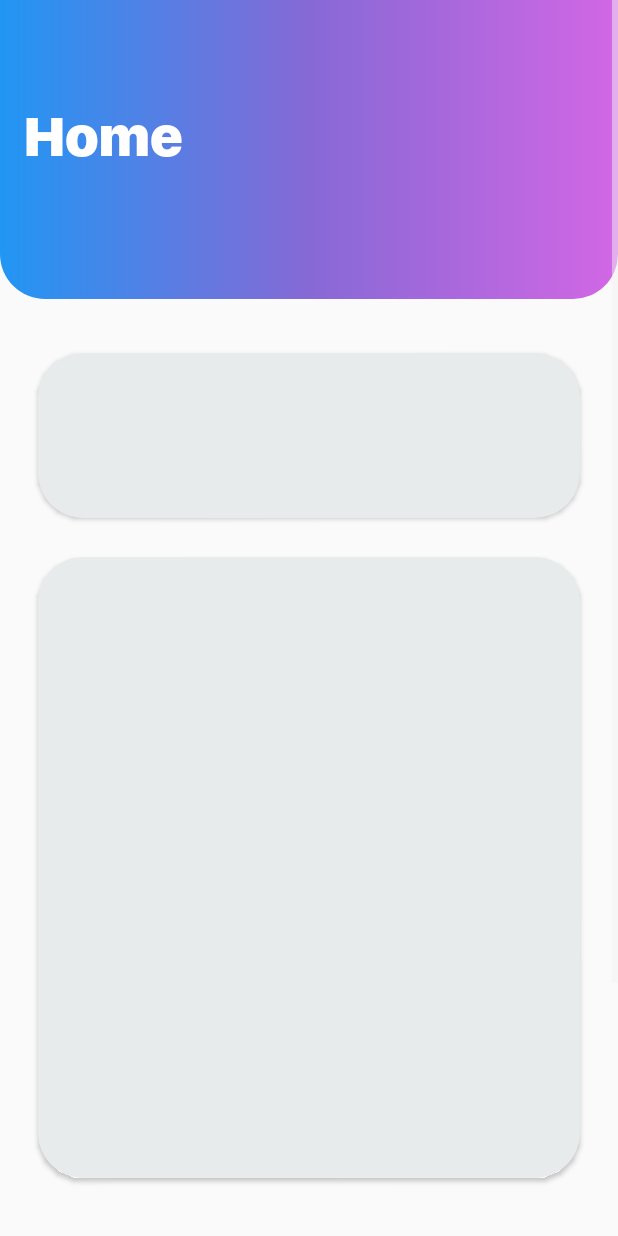
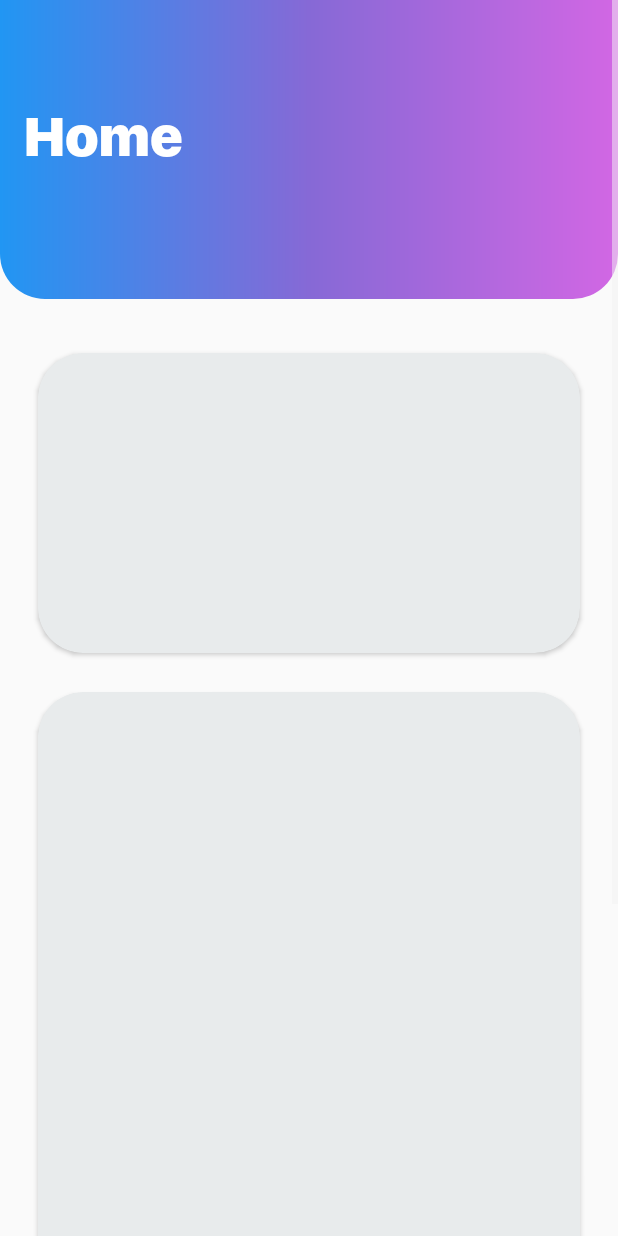
Before and after one commit to JeanpaulRazzouk/UPay, an Android app: the layout fragment_home.xml on its own in the app's theme, with its tools: preview values and no code run, on a phone screen of 412 x 824 dp. Run offline under Robolectric (Android 15) with nearby library versions, the phone set to English and light mode, and no system bars.

Commit message:
elias fucked up

```diff
--- a/UPay/app/src/main/java/com/example/upay/User.java
+++ b/UPay/app/src/main/java/com/example/upay/User.java
@@ -4,7 +4,6 @@ public class User {
 
     public String username;
     public String email;
-    public int Balance;
 
     public User() {
         // Default constructor required for calls to DataSnapshot.getValue(User.class)
@@ -14,5 +13,4 @@ public class User {
         this.username = username;
         this.email = email;
     }
-
 }
--- a/UPay/app/src/main/res/layout/fragment_home.xml
+++ b/UPay/app/src/main/res/layout/fragment_home.xml
@@ -68,7 +68,7 @@
                 <androidx.cardview.widget.CardView
                     android:id="@+id/card_view_home"
                     android:layout_width="match_parent"
-                    android:layout_height="110dp"
+                    android:layout_height="200dp"
                     android:layout_marginStart="25dp"
                     android:layout_marginTop="-500dp"
                     android:layout_marginEnd="25dp"
```
Also changed, not shown: UPay/app/src/main/java/com/example/upay/HomeFragment.java (+8 -1 lines), UPay/app/src/main/res/drawable-v24/visa.png (added).
